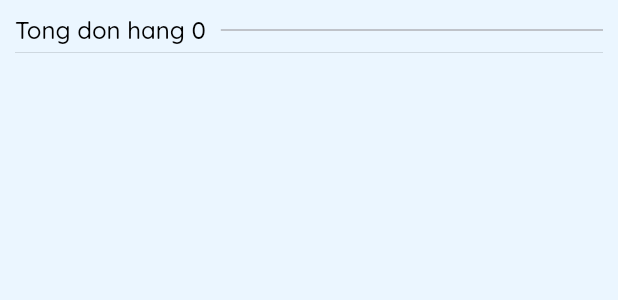
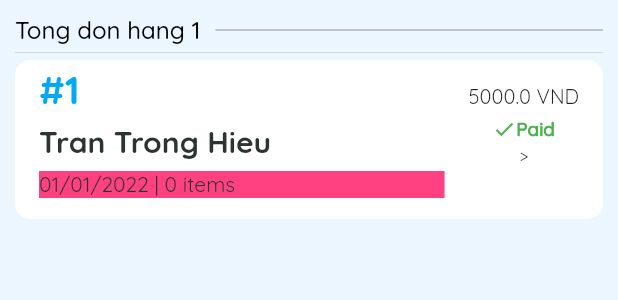
Before and after one commit to hieuttblackpink/bigsize_management_staff, a Flutter app: the OrderLayout widget shown alone on an empty page, opened directly, on a phone screen of 412 x 824 dp. Shown: the top 300 px of the screen. Run offline on Flutter 3.47's test engine with Material 2 defaults, Android fonts, the phone set to English and light mode, and no system bars; our stand-ins replace equatable, file_picker, fl_chart, flutter_easyloading, flutter_image_compress, font_awesome_flutter and 6 more; accounts and stored records are empty.

Commit message:
v1.6.1 - fix and test order list

```diff
--- a/lib/main.dart
+++ b/lib/main.dart
@@ -22,7 +22,7 @@ Future<void> main() async {
   EasyLoading.instance
     ..toastPosition = EasyLoadingToastPosition.bottom
     ..displayDuration = const Duration(seconds: 1);
-*/
+  */
   runApp(MultiProvider(providers: [
     ChangeNotifierProvider(create: (_) => LayoutProvider()),
     ChangeNotifierProvider(create: (_) => AppProvider()),
--- a/lib/model/module/ui_models.dart
+++ b/lib/model/module/ui_models.dart
@@ -66,7 +66,8 @@ class ShowData<T> extends Equatable {
   factory ShowData.empty() => ShowData(data: const [], maxNumber: 0);
 
   bool get isEmpty => data.isEmpty;
-  bool get isEnd => (start + data.length) == maxNumber;
+  //bool get isEnd => (start + data.length) == maxNumber;
+  bool get isEnd => (start + data.length) == data.length;
 
   void getNext() {
     end = start + data.length;
--- a/lib/view/ui/main_page/layouts/orders/order_layout.dart
+++ b/lib/view/ui/main_page/layouts/orders/order_layout.dart
@@ -5,21 +5,39 @@ import '../../../../../model/module/deals.dart';
 import '../../../../../model/module/ui_models.dart';
 import '../../../../../view_model/app_provider.dart';
 
+ShowData<OrderModel> test = ShowData.empty();
+
+List<OrderModel> orderL = [];
+
+OrderModel order1 = OrderModel(
+    items: [],
+    id: 1,
+    type: PaymentType.paid,
+    totalMoney: 5000,
+    name: "Tran Trong Hieu",
+    date: "01/01/2022",
+    time: "9:00",
+    profit: 50);
+
 class OrderLayout extends StatelessWidget {
   const OrderLayout({Key? key}) : super(key: key);
 
   @override
   Widget build(BuildContext context) {
+    if (orderL.isEmpty) {
+      orderL.add(order1);
+    }
+    test.data = orderL;
     return Padding(
       padding: const EdgeInsets.all(10.0),
       child: Selector<AppProvider, ShowData<OrderModel>>(
-        selector: (context, appProvider) => appProvider.ordersShow,
+        selector: (context, appProvider) => test,
         builder: (context, entries, _) => ListView(
           physics: const BouncingScrollPhysics(),
           children: [
             Row(
               children: [
-                Text("Tong don hang ${entries.maxNumber}",
+                Text("Tong don hang ${entries.data.length}",
                     style: Theme.of(context).textTheme.headline4),
                 const SizedBox(
                   width: 10,
@@ -40,11 +58,11 @@ class OrderLayout extends StatelessWidget {
             ListView.separated(
               physics: const NeverScrollableScrollPhysics(),
               shrinkWrap: true,
-              itemBuilder: (context, index) => index == entries.maxNumber
+              itemBuilder: (context, index) => index == entries.data.length
                   ? entries.lastItem
                   : listItem(context, entries.data[index]),
               separatorBuilder: (_, __) => const SizedBox(
-                height: 5,
+                height: 7,
               ),
               itemCount: entries.data.length + 1,
             )
@@ -55,25 +73,61 @@ class OrderLayout extends StatelessWidget {
   }
 
   Widget listItem(BuildContext context, OrderModel item) => ListTile(
-        title: Text(
-          item.name,
-          maxLines: 1,
-          overflow: TextOverflow.ellipsis,
+        title: Column(
+          crossAxisAlignment: CrossAxisAlignment.start,
+          mainAxisAlignment: MainAxisAlignment.start,
+          children: <Widget>[
+            Text(
+              "#" + item.id.toString(),
+              textAlign: TextAlign.left,
+              maxLines: 1,
+              overflow: TextOverflow.ellipsis,
+              style: const TextStyle(
+                fontFamily: "QuicksandBold",
+                fontSize: 25,
+                fontWeight: FontWeight.bold,
+                color: Colors.lightBlue,
+              ),
+            ),
+            const SizedBox(
+              height: 7,
+            ),
+            Text(
+              item.name,
+              maxLines: 1,
+              overflow: TextOverflow.ellipsis,
+              style: const TextStyle(
+                fontFamily: "QuicksandBold",
+                fontSize: 20,
+                fontWeight: FontWeight.bold,
+              ),
+            ),
+            const SizedBox(
+              height: 7,
+            ),
+          ],
         ),
         isThreeLine: false,
-        subtitle: Text("${item.date} | ${item.itemsCount} items"),
+        subtitle: Container(
+          color: Colors.pinkAccent,
+          margin: const EdgeInsets.only(bottom: 10),
+          child: Text("${item.date} | ${item.itemsCount} items"),
+        ),
         trailing: FittedBox(
           fit: BoxFit.fill,
           child: Tooltip(
             message: "Profit is ${item.profit}",
             child: Column(
-              children: [
-                Text("${item.totalMoney} EGP"),
+              children: <Widget>[
+                Text(
+                  "${item.totalMoney} VND",
+                  style: const TextStyle(fontSize: 17),
+                ),
                 const SizedBox(
-                  height: 5,
+                  height: 7,
                 ),
                 Row(
-                  children: [
+                  children: <Widget>[
                     Icon(
                       item.type.icon,
                       size: 20,
@@ -85,7 +139,14 @@ class OrderLayout extends StatelessWidget {
                             .subtitle1!
                             .copyWith(color: item.type.color))
                   ],
-                )
+                ),
+                const SizedBox(
+                  height: 5,
+                ),
+                /**/
+                GestureDetector(
+                  child: const Text(">"),
+                ),
               ],
             ),
           ),
--- a/lib/view/ui/main_page/main_screen.dart
+++ b/lib/view/ui/main_page/main_screen.dart
@@ -1,3 +1,4 @@
+import 'package:bigsize_management_staff/model/module/deals.dart';
 import 'package:flutter/material.dart';
 import 'package:google_nav_bar/google_nav_bar.dart';
 import 'package:provider/provider.dart';
--- a/lib/view_model/app_provider.dart
+++ b/lib/view_model/app_provider.dart
@@ -16,7 +16,6 @@ class AppProvider with ChangeNotifier {
   Future<void> startApp() async {
     graphData = await DataBaseRepository.instance.getGraphData();
     graphData.orders = [1, 2, 3];
-
     notifyListeners();
   }
 
```
